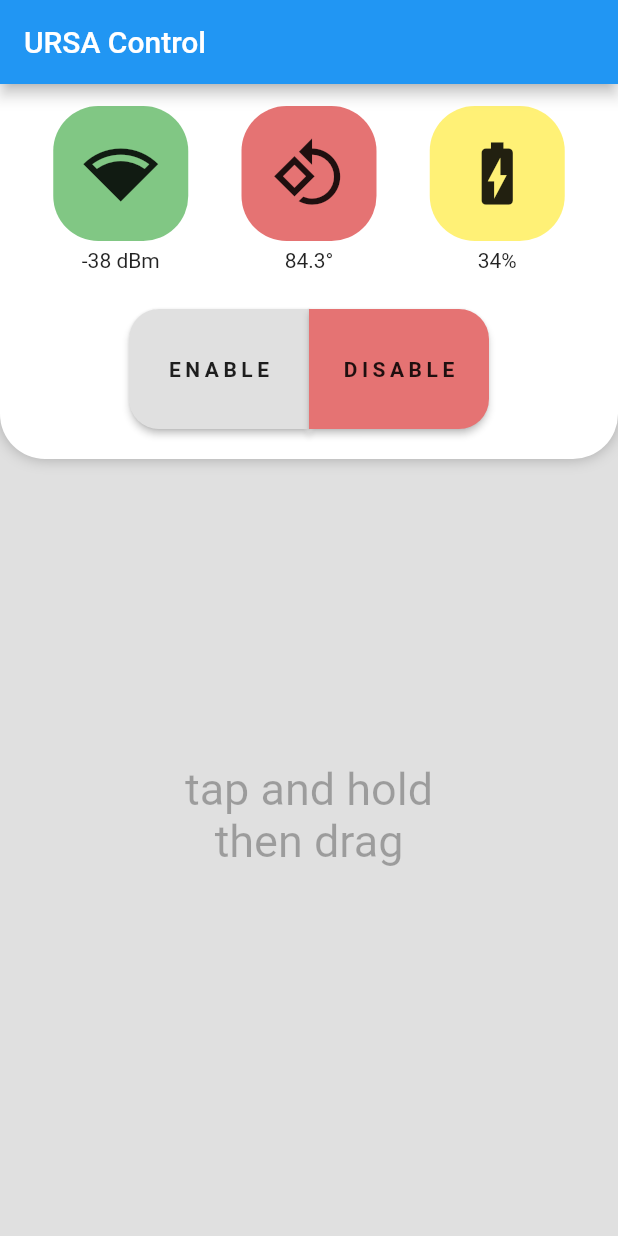
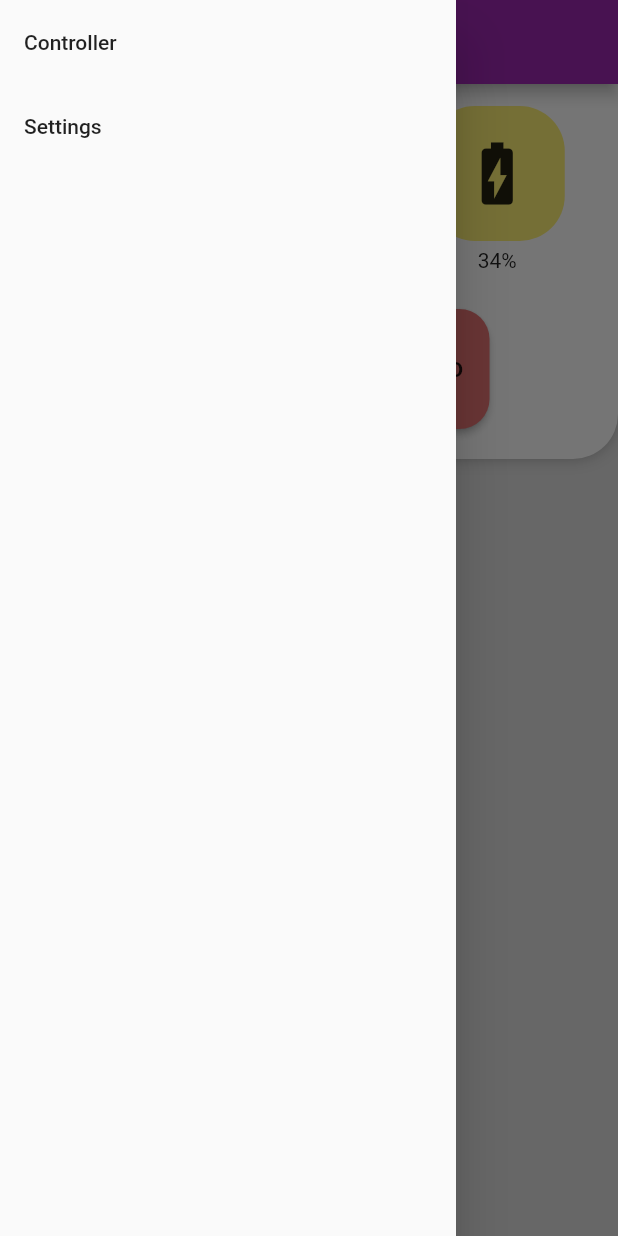
Before and after one commit to SouthEugeneRoboticsTeam/ursa-driver-station, a Flutter app: the screen it shows after launch, with the side drawer open (before the commit the screen has no drawer), on a phone screen of 412 x 824 dp. Run offline on Flutter 3.47's test engine with Material 2 defaults, Android fonts, the phone set to English and light mode, and no system bars; drawn by our look-alikes of sliding_up_panel.

Commit message:
Add navigation and barebones settings page

```diff
--- /dev/null
+++ b/lib/drawer.dart
@@ -0,0 +1,28 @@
+import 'package:flutter/material.dart';
+import 'pages/home.dart';
+import 'pages/settings.dart';
+
+class NavigationDrawer extends StatelessWidget {
+  void navigateTo(BuildContext context, Widget page) {
+    Navigator.of(context).pop();
+    Navigator.of(context).push(MaterialPageRoute(builder: (context) => page));
+  }
+
+  @override
+  Widget build(BuildContext context) {
+    return Drawer(
+      child: ListView(
+        children: [
+          ListTile(
+            title: Text("Controller"),
+            onTap: () { navigateTo(context, HomePage()); },
+          ),
+          ListTile(
+            title: Text("Settings"),
+            onTap: () { navigateTo(context, SettingsPage()); },
+          ),
+        ],
+      ),
+    );
+  }
+}
--- a/lib/enableToggle.dart
+++ b/lib/enableToggle.dart
@@ -56,7 +56,7 @@ class EnableToggleState extends State<EnableToggle> {
                         )
                       ),
                       child: Text(
-                        enabledMessage,
+                        enabledMessage + (enabled ? "D" : ""),
                         style: buttonStyle,
                       ),
                       color: enabled ? enabledColor : greyColor,
@@ -70,7 +70,7 @@ class EnableToggleState extends State<EnableToggle> {
                         )
                       ),
                       child: Text(
-                        disabledMessage,
+                        disabledMessage + (enabled ? "" : "D"),
                         style: buttonStyle,
                       ),
                       color: enabled ? greyColor : disabledColor,
--- a/lib/main.dart
+++ b/lib/main.dart
@@ -1,68 +1,15 @@
 import 'package:flutter/material.dart';
 import 'package:flutter/services.dart';
-import 'package:sliding_up_panel/sliding_up_panel.dart';
-import 'joystick.dart';
-import 'telemetry.dart';
+import 'pages/home.dart';
 
 void main() {
   SystemChrome.setEnabledSystemUIOverlays([]);
 
-  runApp(MyApp());
+  runApp(MaterialApp(
+    title: 'URSA Control',
+    theme: ThemeData(
+      primarySwatch: Colors.purple,
+    ),
+    home: HomePage(),
+  ));
 }
-
-class MyApp extends StatelessWidget {
-  @override
-  Widget build(BuildContext context) {
-    return MaterialApp(
-      title: 'URSA Control',
-      theme: ThemeData(
-        primarySwatch: Colors.blue,
-      ),
-      home: HomePage(title: 'URSA Control'),
-    );
-  }
-}
-
-class HomePage extends StatefulWidget {
-  HomePage({Key key, this.title}) : super(key: key);
-
-  final String title;
-
-  @override
-  HomePageState createState() => HomePageState();
-}
-
-class HomePageState extends State<HomePage> {
-  void onChanged(int x, int y) {
-    print("$x, $y");
-
-    // send data to robot
-  }
-
-  @override
-  Widget build(BuildContext context) {
-    return Scaffold(
-      appBar: AppBar(
-        title: Text(widget.title),
-      ),
-      body: SlidingUpPanel(
-        slideDirection: SlideDirection.DOWN,
-        parallaxEnabled: true,
-        parallaxOffset: 0.5,
-        borderRadius: BorderRadius.only(
-          bottomLeft: Radius.circular(30),
-          bottomRight: Radius.circular(30),
-        ),
-        minHeight: 250,
-        maxHeight: 400,
-        panel: Telemetry(),
-        body: Flex(
-          direction: Axis.vertical,
-          children: <Widget>[
-            Joystick(onPositionChange: onChanged),
-          ],
-        ),
-      ),
-    );
-  }
-}
--- /dev/null
+++ b/lib/pages/home.dart
@@ -0,0 +1,41 @@
+import 'package:flutter/material.dart';
+import 'package:sliding_up_panel/sliding_up_panel.dart';
+import '../drawer.dart';
+import '../joystick.dart';
+import '../telemetry.dart';
+
+class HomePage extends StatelessWidget {
+  void onChanged(int x, int y) {
+    print("$x, $y");
+
+    // send data to robot
+  }
+
+  @override
+  Widget build(BuildContext context) {
+    return Scaffold(
+      appBar: AppBar(
+        title: Text('URSA Control'),
+      ),
+      drawer: NavigationDrawer(),
+      body: SlidingUpPanel(
+        slideDirection: SlideDirection.DOWN,
+        parallaxEnabled: true,
+        parallaxOffset: 0.5,
+        borderRadius: BorderRadius.only(
+          bottomLeft: Radius.circular(30),
+          bottomRight: Radius.circular(30),
+        ),
+        minHeight: 250,
+        maxHeight: 400,
+        panel: Telemetry(),
+        body: Flex(
+          direction: Axis.vertical,
+          children: <Widget>[
+            Joystick(onPositionChange: onChanged),
+          ],
+        ),
+      ),
+    );
+  }
+}
```
Also changed, not shown: lib/pages/settings.dart (added, +25 -0 lines), 1 other file.
